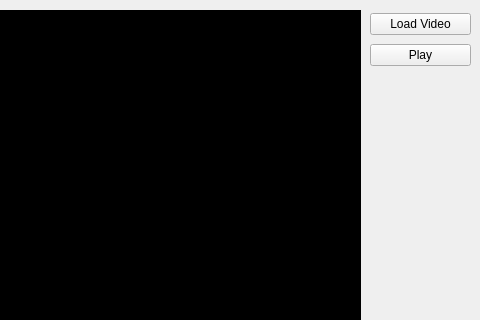
This is ui/mainwindow.ui in ureadulose/CV-CS-graduateWork as Qt 5 draws it before an edit; both pictures show x 320 to 800 and y 0 to 320 of the 800 by 600 pixel window. The edited form follows.
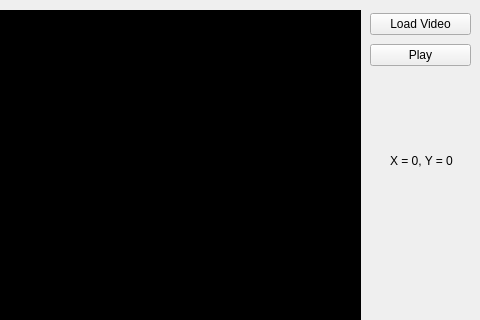
This is the edited form. Custom widgets are drawn as their Qt base class.

```diff
--- a/ui/mainwindow.ui
+++ b/ui/mainwindow.ui
@@ -56,6 +56,19 @@
      </item>
     </layout>
    </widget>
+   <widget class="QLabel" name="lblMousePos">
+    <property name="geometry">
+     <rect>
+      <x>710</x>
+      <y>150</y>
+      <width>71</width>
+      <height>21</height>
+     </rect>
+    </property>
+    <property name="text">
+     <string>X = 0, Y = 0</string>
+    </property>
+   </widget>
   </widget>
   <widget class="QMenuBar" name="menubar">
    <property name="geometry">
@@ -69,6 +82,13 @@
   </widget>
   <widget class="QStatusBar" name="statusbar"/>
  </widget>
+ <customwidgets>
+  <customwidget>
+   <class>VideoFrame</class>
+   <extends>QLabel</extends>
+   <header location="global">general/videoframe.h</header>
+  </customwidget>
+ </customwidgets>
  <resources/>
  <connections/>
 </ui>
```
Left out of the diff: 5 changed lines with no effect on the pictures.
